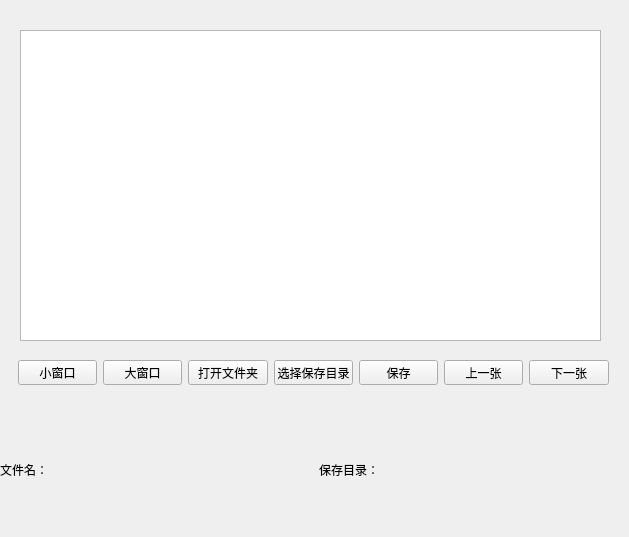
First picture: the form in LabelMode.ui, repository gjz22cn/el, before the edit.
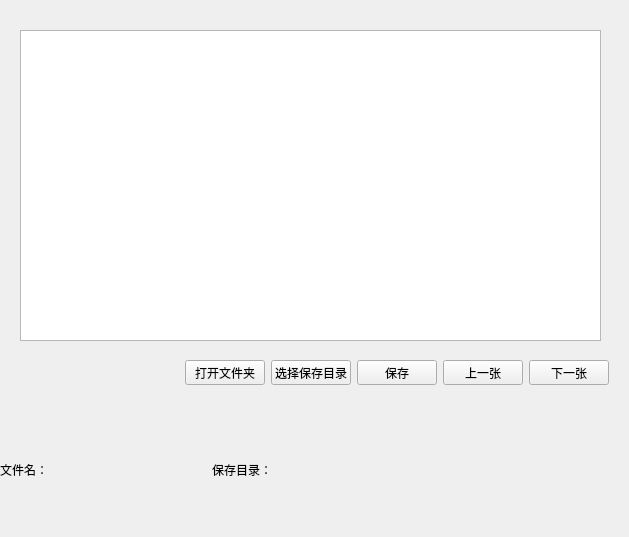
Second picture: the form after the edit.

```diff
--- a/LabelMode.ui
+++ b/LabelMode.ui
@@ -50,20 +50,6 @@
        </property>
       </spacer>
      </item>
-     <item>
-      <widget class="QPushButton" name="winSizeBtn1">
-       <property name="text">
-        <string>小窗口</string>
-       </property>
-      </widget>
-     </item>
-     <item>
-      <widget class="QPushButton" name="winSizeBtn2">
-       <property name="text">
-        <string>大窗口</string>
-       </property>
-      </widget>
-     </item>
      <item>
       <widget class="QPushButton" name="openDirBtn">
        <property name="text">
@@ -72,7 +58,7 @@
       </widget>
      </item>
      <item>
-      <widget class="QPushButton" name="pushButton_3">
+      <widget class="QPushButton" name="saveDirBtn">
        <property name="text">
         <string>选择保存目录</string>
        </property>
@@ -128,6 +114,16 @@
        </property>
       </widget>
      </item>
+     <item>
+      <widget class="QLabel" name="statusLabel">
+       <property name="text">
+        <string/>
+       </property>
+       <property name="alignment">
+        <set>Qt::AlignRight|Qt::AlignTrailing|Qt::AlignVCenter</set>
+       </property>
+      </widget>
+     </item>
     </layout>
    </widget>
   </widget>
```
